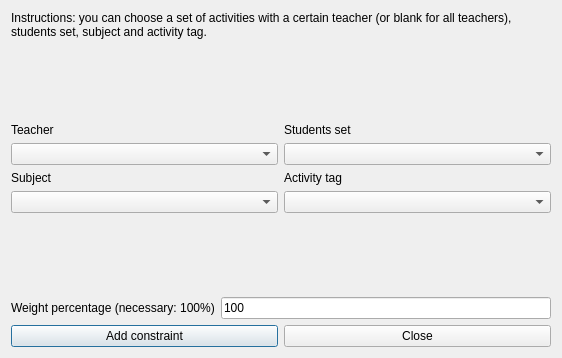
Qt form fet/src/interface/addconstraintactivitiesendteachersdayform_template.ui (vonmecheln/fet) before a commit.
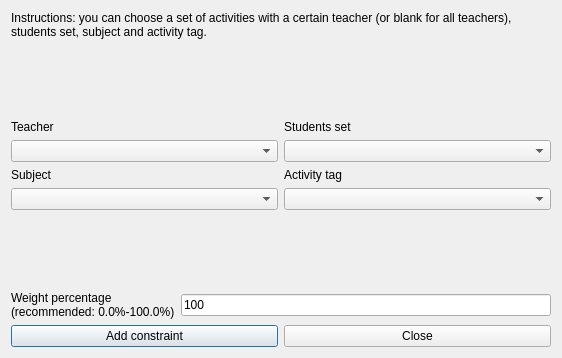
The same form after that commit.

What changed in the file:
```diff
--- a/fet/src/interface/addconstraintactivitiesendteachersdayform_template.ui
+++ b/fet/src/interface/addconstraintactivitiesendteachersdayform_template.ui
@@ -133,7 +133,8 @@
         <enum>QFrame::Plain</enum>
        </property>
        <property name="text">
-        <string>Weight percentage (necessary: 100%)</string>
+        <string>Weight percentage
+(recommended: 0.0%-100.0%)</string>
        </property>
        <property name="wordWrap">
         <bool>false</bool>
```
